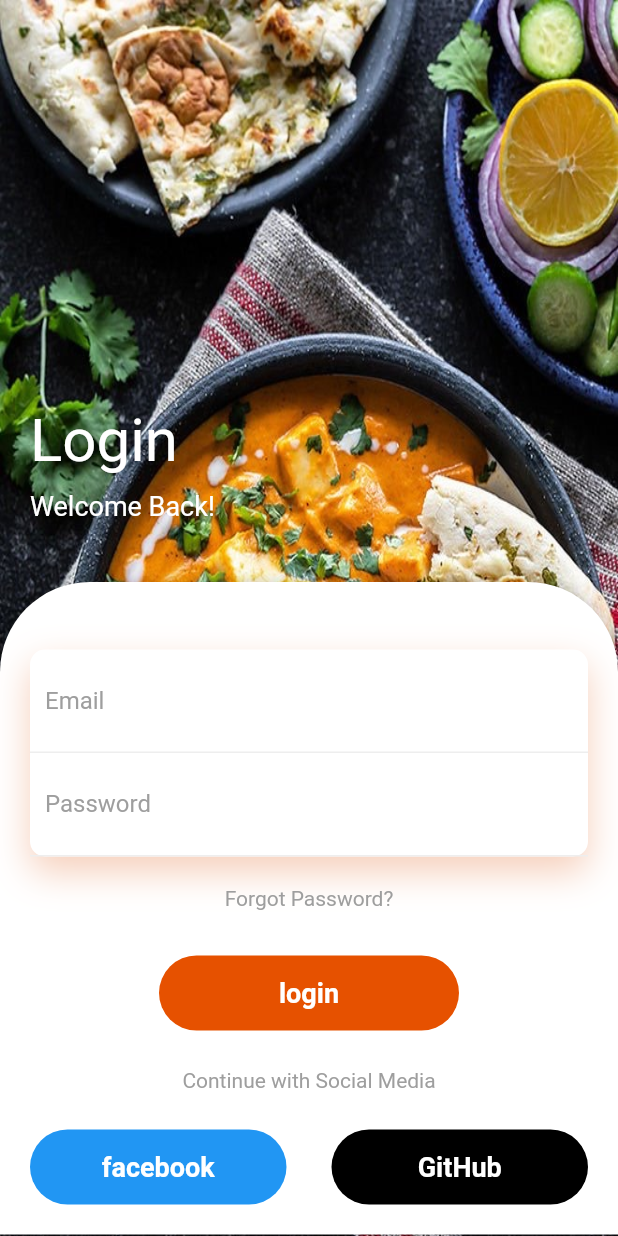
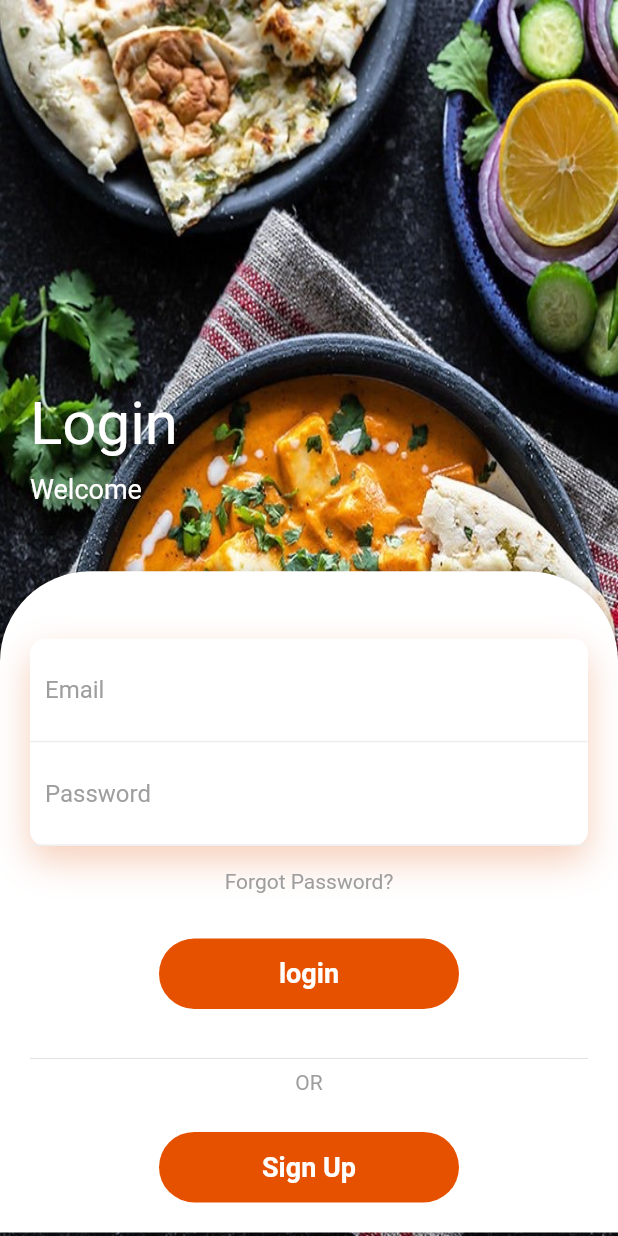
Before and after one commit to amanchhaparia/G.A.M.A, a Flutter app: the screen it shows after launch, on a phone screen of 412 x 824 dp. Run offline on Flutter 3.47's test engine with Material 2 defaults, Android fonts, the phone set to English and light mode, and no system bars.

Commit message:
minor updates in auth screen

```diff
--- a/VJTI_Canteen/lib/screens/auth_screen.dart
+++ b/VJTI_Canteen/lib/screens/auth_screen.dart
@@ -3,18 +3,11 @@ import 'package:flutter/material.dart';
 class AuthScreen extends StatelessWidget {
   @override
   Widget build(BuildContext context) {
+    final deviceSize = MediaQuery.of(context).size;
     return Scaffold(
       body: Container(
         width: double.infinity,
         decoration: BoxDecoration(
-          // gradient: LinearGradient(
-          //   colors: [
-          //     Colors.orange[900],
-          //     Colors.orange[800],
-          //     Colors.orange[400],
-          //   ],
-          //   begin: Alignment.topCenter,
-          // ),
           image: DecorationImage(
             image: AssetImage('assets/images/food_image.jpg'),
             fit: BoxFit.fill
@@ -24,7 +17,7 @@ class AuthScreen extends StatelessWidget {
           child: ListView(
             //crossAxisAlignment: CrossAxisAlignment.start,
             children: <Widget>[
-              SizedBox(height: 250,),
+              SizedBox(height: deviceSize.height * 0.29,),
               Padding(
                 padding: const EdgeInsets.all(20.0),
                 child: Column(
@@ -32,14 +25,13 @@ class AuthScreen extends StatelessWidget {
                   children: <Widget>[
                     Text('Login', style: TextStyle(color: Colors.white,fontSize: 40),),
                     SizedBox(height: 10,),
-                    Text('Welcome Back!', style: TextStyle(color: Colors.white,fontSize: 18),),
+                    Text('Welcome', style: TextStyle(color: Colors.white,fontSize: 18),),
                   ],
                 ),
               ),
-              SizedBox(height: 20,),
-              Flexible(
-                fit: FlexFit.tight,
-                child: Container(
+              SizedBox(height: deviceSize.height* 0.029,),
+                Container(
+                  width: double.infinity,
                   decoration: BoxDecoration(
                     color: Colors.white,
                     borderRadius: BorderRadius.only(topLeft: Radius.circular(60),topRight: Radius.circular(60)),
@@ -102,11 +94,11 @@ class AuthScreen extends StatelessWidget {
                             ],
                           ),
                         ),
-                        SizedBox(height: 20,),
+                        SizedBox(height: deviceSize.height *0.29/15,),
                         Text('Forgot Password?',style: TextStyle(color:Colors.grey),),
-                        SizedBox(height: 30,),
+                        SizedBox(height: deviceSize.height *0.29/8,),
                         Container(
-                          height: 50,
+                          height: deviceSize.height *(0.285)/5,
                           width: 200,
                           margin: EdgeInsets.symmetric(horizontal: 50),
                           decoration: BoxDecoration(
@@ -121,48 +113,28 @@ class AuthScreen extends StatelessWidget {
                           ),
                         ),
                         SizedBox(height: 25,),
-                        Text('Continue with Social Media',style: TextStyle(color:Colors.grey),),
+                        Divider(),
+                        Text('OR',style: TextStyle(color:Colors.grey),),
                         SizedBox(height: 25,),
-                        Row(
-                          children: <Widget>[
-                            Expanded(
-                              child: Container(
-                                height: 50,
+                        Container(
+                          height: deviceSize.height *(0.285)/5,
+                          width: 200,
+                          margin: EdgeInsets.symmetric(horizontal: 50),
                           decoration: BoxDecoration(
+                            color: Colors.orange[900],
                             borderRadius: BorderRadius.circular(50),
-                                  color: Colors.blue
                           ),
                           child: Center(
                             child: Text(
-                                    'facebook',
+                              'Sign Up',
                               style: TextStyle(color: Colors.white, fontSize: 18, fontWeight: FontWeight.bold),
                             )
                           ),
                         ),
-                            ),
-                            SizedBox(width: 30,),
-                            Expanded(
-                              child: Container(
-                                height: 50,
-                                decoration: BoxDecoration(
-                                  borderRadius: BorderRadius.circular(50),
-                                  color: Colors.black
-                                ),
-                                child: Center(
-                                  child: Text(
-                                    'GitHub',
-                                    style: TextStyle(color: Colors.white, fontSize: 18, fontWeight: FontWeight.bold),
-                                  )
-                                ),
-                              ),
-                            ),
-                          ],
-                        )
                       ],
                     ),
                   ),
                 ),
-              )
             ],
           ),
         ),
```
Lines whose indentation alone changed are shown as unchanged.
